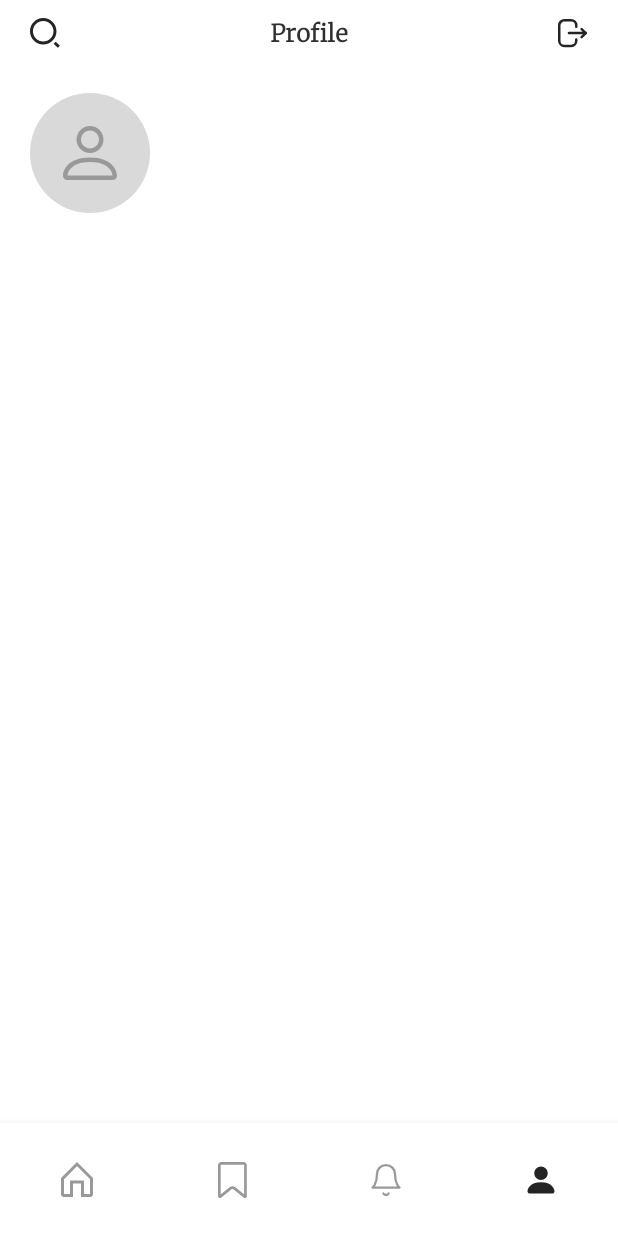
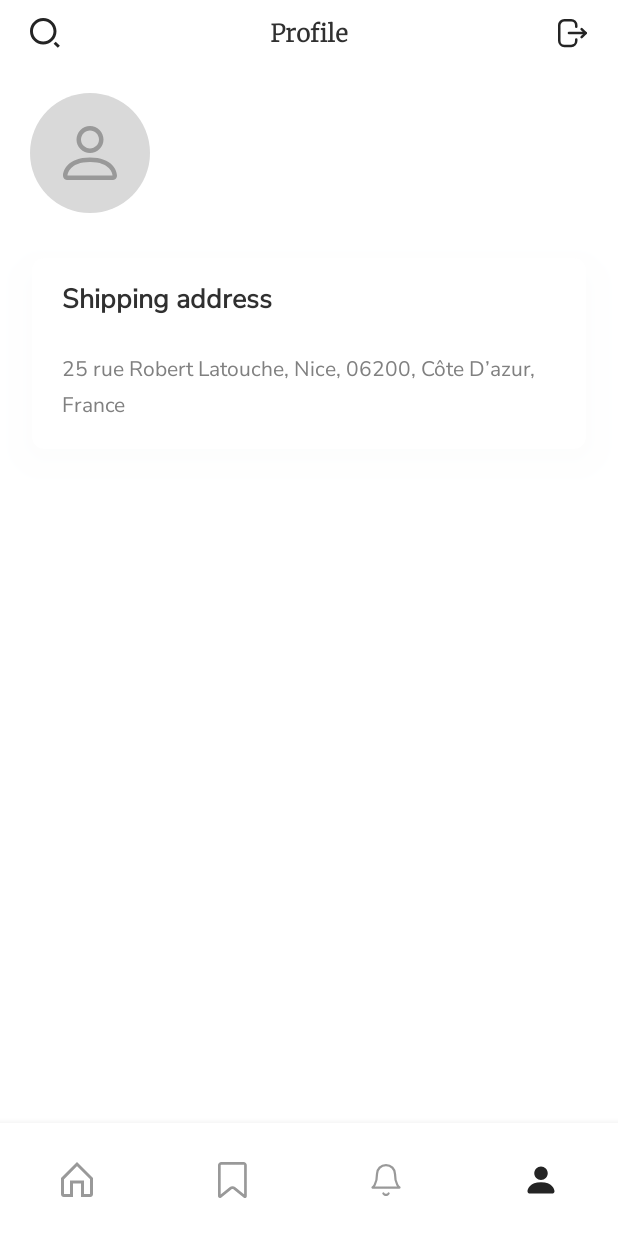
Before and after one commit to MaksimKarpov100/retrofit, an Android app built with Jetpack Compose: the ProfileScreen screen opened through its navigation route, after a tap on "Avatar", on a phone screen of 412 x 824 dp. Run offline under Robolectric (Android 15) with nearby library versions, the phone set to English and light mode, and no system bars; pictures from the network do not load; Roboto replaces fonts that are not available here; 2 statements that could not run were skipped.

Commit message:
ПР24 (почти) + тесты (gotovo)

```diff
--- a/app/src/main/java/com/example/retrofit/ui/components/text/SecondaryText.kt
+++ b/app/src/main/java/com/example/retrofit/ui/components/text/SecondaryText.kt
@@ -25,7 +25,7 @@ fun SecondaryText(
         modifier = modifier,
         color = color,
         fontSize = fontSize,
-        fontFamily = FontFamily(Font(R.font.merriweather_light)),
+        fontFamily = FontFamily(Font(R.font.nunito_sans)),
         fontWeight = fontWeight
     )
 }
--- a/app/src/main/java/com/example/retrofit/ui/navigation/AppNavGraph.kt
+++ b/app/src/main/java/com/example/retrofit/ui/navigation/AppNavGraph.kt
@@ -58,7 +58,7 @@ fun AppNavGraph() {
     ) { innerPadding ->
         NavHost(
             navController = navController,
-            startDestination = CartsRoute,
+            startDestination = LoginRoute,
             modifier = Modifier.padding(innerPadding)
         ) {
             composable<LoginRoute> {
--- a/app/src/main/java/com/example/retrofit/ui/screen/ProfileScreen.kt
+++ b/app/src/main/java/com/example/retrofit/ui/screen/ProfileScreen.kt
@@ -2,10 +2,14 @@ package com.example.retrofit.ui.screen
 
 import android.Manifest
 import androidx.compose.foundation.background
+import androidx.compose.foundation.clickable
 import androidx.compose.foundation.layout.*
+import androidx.compose.foundation.shape.RoundedCornerShape
 import androidx.compose.runtime.*
 import androidx.compose.ui.Alignment
 import androidx.compose.ui.Modifier
+import androidx.compose.ui.draw.clip
+import androidx.compose.ui.draw.shadow
 import androidx.compose.ui.graphics.Color
 import androidx.compose.ui.platform.LocalContext
 import androidx.compose.ui.text.font.FontWeight
@@ -31,16 +35,19 @@ fun ProfileScreen(
 
     var avatarFile by remember {
         mutableStateOf(
-            File(context.filesDir, "avatars").listFiles()?.maxByOrNull { it.lastModified() }
+            File(
+                context.filesDir,
+                "avatars"
+            ).listFiles()?.maxByOrNull { it.lastModified() }
         )
     }
 
     val openCamera = rememberCameraAction(
         permission = Manifest.permission.CAMERA
     ) { savedFile ->
+        avatarFile?.delete()
         avatarFile = savedFile
     }
-
 
     Column(
         modifier = Modifier
@@ -86,6 +93,38 @@ fun ProfileScreen(
                 )
             }
         }
+
+        Spacer(modifier = Modifier.height(30.dp))
+        Column(
+            modifier = Modifier
+                .fillMaxWidth()
+                .padding(horizontal = 21.dp)
+                .height(127.dp)
+                .shadow(
+                    elevation = 16.dp,
+                    shape = RoundedCornerShape(8.dp),
+                    ambientColor = Color(0xFF8A959E).copy(alpha = 0.20f),
+                    spotColor = Color(0xFF8A959E).copy(alpha = 0.20f)
+                )
+                .background(Color.White, RoundedCornerShape(8.dp))
+                .clip(RoundedCornerShape(8.dp))
+                .padding(horizontal = 20.dp, vertical = 15.dp)
+        ) {
+            SecondaryText(
+                text = "Shipping address",
+                fontSize = 18.sp,
+                fontWeight = FontWeight.Bold,
+                color = Color(0xFF303030)
+            )
+
+            Spacer(modifier = Modifier.height(22.dp))
+            SecondaryText(
+                text =  "25 rue Robert Latouche, Nice, 06200, Côte D’azur, France",
+                fontSize = 14.sp,
+                fontWeight = FontWeight.Normal,
+                color = Color(0xFF808080)
+            )
+        }
     }
 }
 
@@ -94,7 +133,13 @@ fun ProfileScreen(
 private fun ProfileScreenPreview() {
     RetrofitTheme {
         ProfileScreen(
-            user = UserRecord("Bruno", "Smith", "bruno203@gmail.com", "", "")
+            user = UserRecord(
+                "Bruno",
+                "Smith",
+                "bruno203@gmail.com",
+                "",
+                ""
+            ),
         )
     }
 }
--- a/app/src/main/java/com/example/retrofit/ui/theme/viewModel/CartsViewModel.kt
+++ b/app/src/main/java/com/example/retrofit/ui/theme/viewModel/CartsViewModel.kt
@@ -56,6 +56,7 @@ class CartsViewModel : ViewModel() {
             try {
                 val token = TokenManager.getToken()
                 val current = editableCart
+
                 if (token != null && current != null) {
                     val updatedCart = current.copy(total = newTotal)
                     RetrofitClient.cartService.updateCart(token, id, updatedCart)
--- /dev/null
+++ b/app/src/main/java/com/example/retrofit/utils/CameraActions.kt
@@ -0,0 +1,66 @@
+package com.example.retrofit.utils
+
+import android.Manifest
+import android.graphics.Bitmap
+import android.net.Uri
+import androidx.activity.compose.rememberLauncherForActivityResult
+import androidx.activity.result.contract.ActivityResultContracts
+import androidx.activity.result.launch
+import androidx.compose.runtime.Composable
+import androidx.compose.runtime.getValue
+import androidx.compose.runtime.mutableStateOf
+import androidx.compose.runtime.rememberUpdatedState
+import androidx.compose.runtime.saveable.rememberSaveable
+import androidx.compose.runtime.setValue
+import androidx.compose.ui.platform.LocalContext
+import androidx.core.content.FileProvider
+import java.io.File
+import java.text.SimpleDateFormat
+import java.util.Date
+import java.util.Locale
+
+@Composable
+fun rememberCameraAction(
+    permission: String = Manifest.permission.CAMERA,
+    onPhotoSaved: (File) -> Unit
+): () -> Unit {
+
+    val context = LocalContext.current
+    val currentOnPhotoSaved by rememberUpdatedState(onPhotoSaved)
+    var tempFilePath by rememberSaveable { mutableStateOf<String?>(null) }
+
+    val cameraLauncher = rememberLauncherForActivityResult(
+        contract = ActivityResultContracts.TakePicture()
+    ) {
+        isSuccess ->
+        val savedFile = tempFilePath?.let { File(it) }
+
+        if (isSuccess && savedFile != null && savedFile.exists()) {
+            currentOnPhotoSaved(savedFile)
+        } else {
+            savedFile?.delete()
+        }
+
+        tempFilePath = null
+    }
+
+    return rememberPermissionAction(
+
+        permission = permission,
+        onGranted = {
+            val folder = File(context.filesDir, "avatars").apply {
+                if (!exists()) mkdirs()
+            }
+
+            val dateStamp = SimpleDateFormat("yyyyMMdd_HHmmss", Locale.US).format(Date())
+            val newFile = File(folder, "photo_$dateStamp.jpg")
+            tempFilePath = newFile.absolutePath
+
+            val uri: Uri = FileProvider.getUriForFile(
+                context, "${context.packageName}.fileprovider",
+                newFile
+            )
+            cameraLauncher.launch(uri)
+        }
+    )
+}
--- /dev/null
+++ b/app/src/main/java/com/example/retrofit/utils/PermissionAction.kt
@@ -0,0 +1,48 @@
+package com.example.retrofit.utils
+
+import android.content.pm.PackageManager
+import androidx.activity.compose.rememberLauncherForActivityResult
+import androidx.activity.result.contract.ActivityResultContracts
+import androidx.compose.runtime.*
+import androidx.compose.ui.platform.LocalContext
+import androidx.core.content.ContextCompat
+
+@Composable
+fun rememberPermissionAction(
+    permission: String,
+    onGranted: () -> Unit
+): () -> Unit {
+    return rememberPermissionAction(
+        permissions = listOf(permission),
+        onGranted = onGranted
+    )
+}
+@Composable
+fun rememberPermissionAction(
+    permissions: List<String>,
+    onGranted: () -> Unit
+): () -> Unit {
+    val context = LocalContext.current
+    val currentOnGranted by rememberUpdatedState(onGranted)
+
+    val launcher = rememberLauncherForActivityResult(
+        contract = ActivityResultContracts.RequestMultiplePermissions()
+    ) { result ->
+        if (result.values.all { it }) {
+            currentOnGranted()
+        }
+    }
+
+    return remember(permissions, context) {
+        {
+            val allGranted = permissions.all {
+                ContextCompat.checkSelfPermission(context, it) == PackageManager.PERMISSION_GRANTED
+            }
+            if (allGranted) {
+                currentOnGranted()
+            } else {
+                launcher.launch(permissions.toTypedArray())
+            }
+        }
+    }
+}
--- a/app/src/main/java/com/example/retrofit/utils/PermissionUtils.kt
+++ /dev/null
@@ -1,90 +0,0 @@
-package com.example.retrofit.utils
-
-import android.content.pm.PackageManager
-import android.net.Uri
-import androidx.activity.compose.rememberLauncherForActivityResult
-import androidx.activity.result.contract.ActivityResultContracts
-import androidx.compose.runtime.*
-import androidx.compose.ui.platform.LocalContext
-import androidx.core.content.ContextCompat
-import androidx.core.content.FileProvider
-import java.io.File
-import java.text.SimpleDateFormat
-import java.util.Date
-import java.util.Locale
-
-@Composable
-fun rememberPermissionAction(
-    permission: String,
-    onGranted: () -> Unit
-): () -> Unit {
-    return rememberPermissionAction(
-        permissions = listOf(permission),
-        onGranted = onGranted
-    )
-}
-
-@Composable
-fun rememberPermissionAction(
-    permissions: List<String>,
-    onGranted: () -> Unit
-): () -> Unit {
-    val context = LocalContext.current
-    val launcher = rememberLauncherForActivityResult(
-        contract = ActivityResultContracts.RequestMultiplePermissions()
-    ) { result ->
-        if (result.values.all { it }) {
-            onGranted()
-        }
-    }
-
-    return {
-        val allGranted = permissions.all {
-            ContextCompat.checkSelfPermission(context, it) == PackageManager.PERMISSION_GRANTED
-        }
-        if (allGranted) {
-            onGranted()
-        } else {
-            launcher.launch(permissions.toTypedArray())
-        }
-    }
-}
-
-@Composable
-fun rememberCameraAction(
-    permission: String,
-    onPhotoSaved: (File) -> Unit
-): () -> Unit {
-    val context = LocalContext.current
-    var tempFile by remember { mutableStateOf<File?>(null) }
-
-    val cameraLauncher = rememberLauncherForActivityResult(
-        contract = ActivityResultContracts.TakePicture()
-    ) { isSuccess ->
-        val savedFile = tempFile
-        if (isSuccess && savedFile != null) {
-            onPhotoSaved(savedFile)
-        } else {
-            savedFile?.delete()
-        }
-    }
-
-    return rememberPermissionAction(
-        permission = permission,
-        onGranted = {
-            val folder = File(context.filesDir, "avatars")
-            if (!folder.exists()) folder.mkdirs()
-
-            val dateStamp = SimpleDateFormat("yyyyMMdd_HHmmss", Locale.getDefault()).format(Date())
-            val newFile = File(folder, "photo_$dateStamp.jpg")
-            tempFile = newFile
-
-            val uri: Uri = FileProvider.getUriForFile(
-                context,
-                "${context.packageName}.fileprovider",
-                newFile
-            )
-            cameraLauncher.launch(uri)
-        }
-    )
-}
```
Also changed, not shown: app/src/main/java/com/example/retrofit/ui/AvatarPicker.kt (+8 -0 lines), app/src/main/java/com/example/retrofit/utils/DeviceUtils.kt (deleted, +0 -54 lines).
